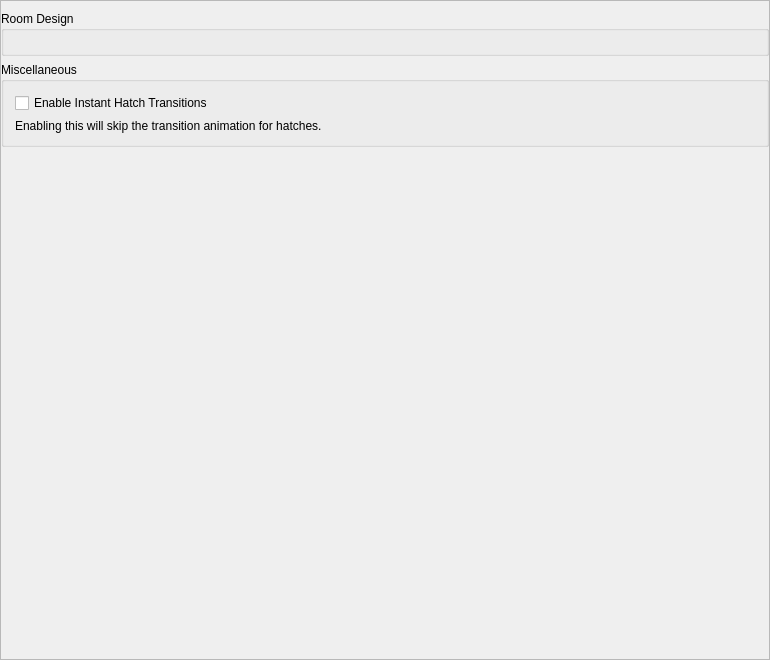
Qt form randovania/games/fusion/gui/ui_files/preset_fusion_patches.ui (randovania/randovania) before a commit.
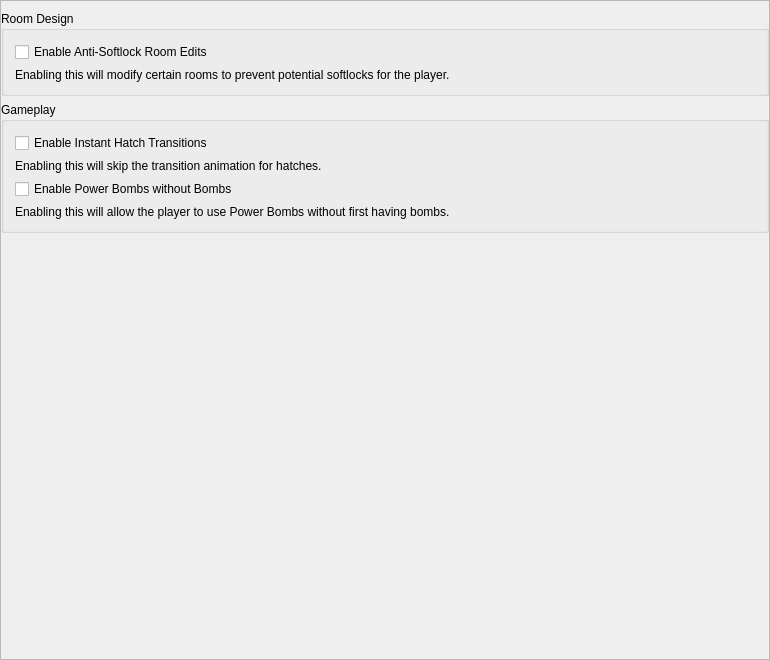
The same form after that commit.

Commit message: Fusion: add anti softlock and pb without bombs options

Patch:
```diff
--- a/randovania/games/fusion/gui/ui_files/preset_fusion_patches.ui
+++ b/randovania/games/fusion/gui/ui_files/preset_fusion_patches.ui
@@ -81,13 +81,28 @@
           <property name="title">
            <string>Room Design</string>
           </property>
-          <layout class="QVBoxLayout" name="unlock_layout"/>
+          <layout class="QVBoxLayout" name="unlock_layout">
+           <item>
+            <widget class="QCheckBox" name="anti_softlock_check">
+             <property name="text">
+              <string>Enable Anti-Softlock Room Edits</string>
+             </property>
+            </widget>
+           </item>
+           <item>
+            <widget class="QLabel" name="anti_softlock_label">
+             <property name="text">
+              <string>Enabling this will modify certain rooms to prevent potential softlocks for the player.</string>
+             </property>
+            </widget>
+           </item>
+          </layout>
          </widget>
         </item>
         <item>
          <widget class="QGroupBox" name="misc_group">
           <property name="title">
-           <string>Miscellaneous</string>
+           <string>Gameplay</string>
           </property>
           <layout class="QVBoxLayout" name="instant_transitions_layout">
            <item>
@@ -107,6 +122,20 @@
              </property>
             </widget>
            </item>
+           <item>
+            <widget class="QCheckBox" name="pb_without_bombs_check">
+             <property name="text">
+              <string>Enable Power Bombs without Bombs</string>
+             </property>
+            </widget>
+           </item>
+           <item>
+            <widget class="QLabel" name="pb_without_bombs_label">
+             <property name="text">
+              <string>Enabling this will allow the player to use Power Bombs without first having bombs.</string>
+             </property>
+            </widget>
+           </item>
           </layout>
          </widget>
         </item>
```
Left out of the diff: 2 changed lines with no effect on the pictures. The commit also changes 6 other files.
